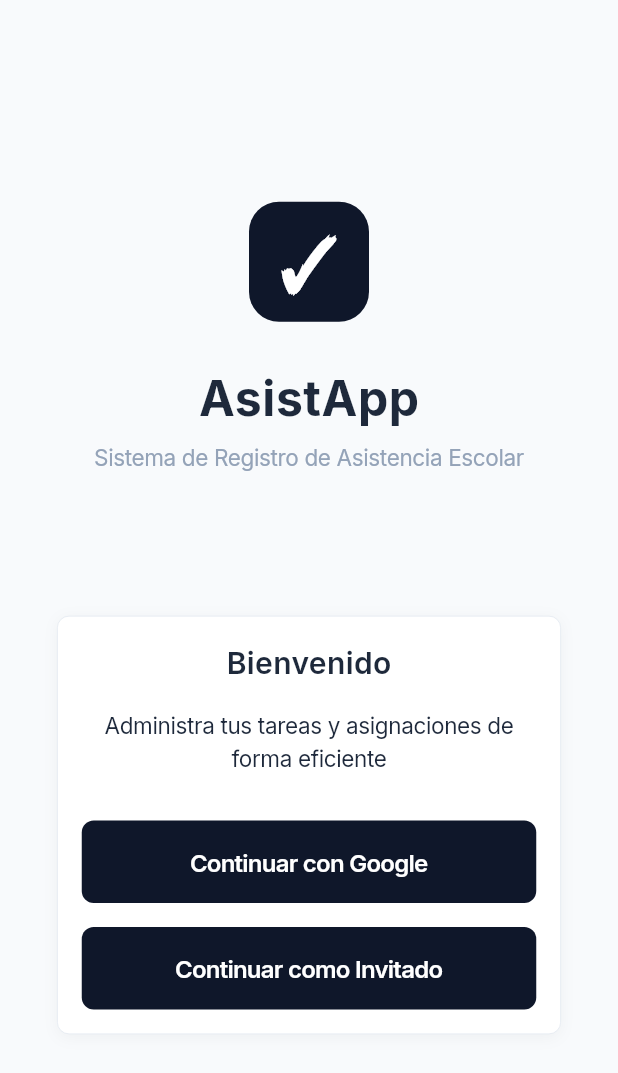
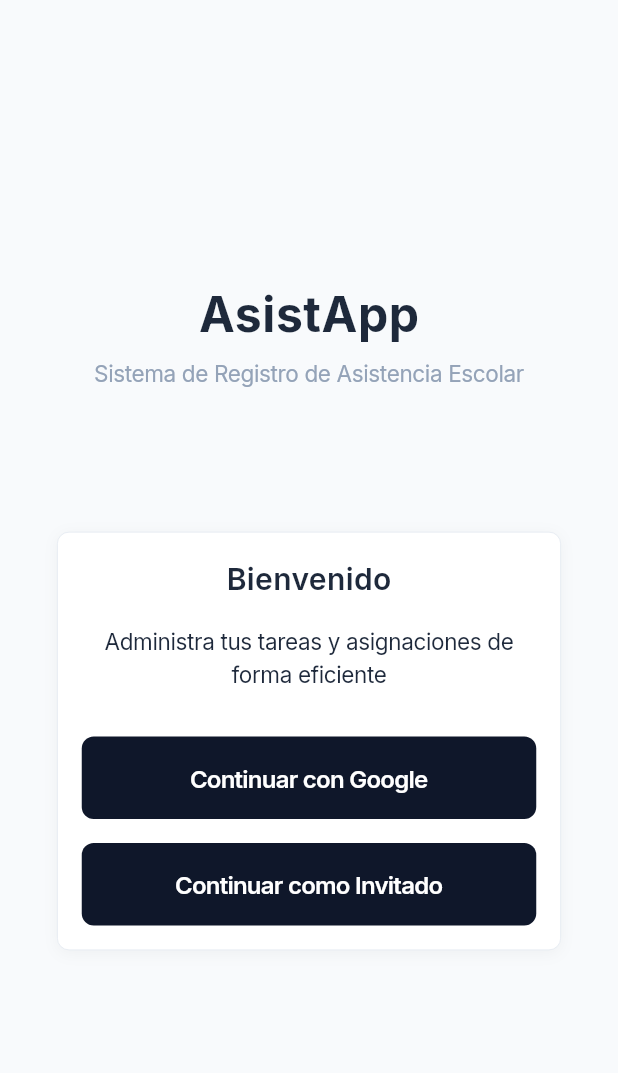
Before and after one commit to yamidnozu/asistapp, a Flutter app: the screen it shows after launch, on a phone screen of 412 x 824 dp. Shown: the top 1073 px of the screen. Run offline on Flutter 3.47's test engine with Material 3 defaults, Android fonts, the phone set to English and light mode, and no system bars; our stand-ins replace firebase_auth, firebase_core, google_fonts, google_sign_in; accounts and stored records are empty.

Commit message:
feat: Eliminar logo de las pantallas de inicio y bienvenida

```diff
--- a/lib/screens/login_screen.dart
+++ b/lib/screens/login_screen.dart
@@ -32,26 +32,6 @@ class _LoginScreenState extends State<LoginScreen> {
             child: Column(
               mainAxisAlignment: MainAxisAlignment.center,
               children: [
-                // Logo o ícono
-                Container(
-                  width: AppConstants.instance.logoSize,
-                  height: AppConstants.instance.logoSize,
-                  decoration: BoxDecoration(
-                    color: colors.primary,
-                    borderRadius: BorderRadius.circular(AppConstants.instance.logoBorderRadius),
-                  ),
-                  child: Center(
-                    child: Text(
-                      '✓',
-                      style: TextStyle(
-                        fontSize: AppConstants.instance.logoFontSize,
-                        color: colors.white,
-                        fontWeight: FontWeight.bold,
-                      ),
-                    ),
-                  ),
-                ),
-                SizedBox(height: spacing.xl),
                 Text(
                   'AsistApp',
                   style: textStyles.displayLarge,
```
Also changed, not shown: lib/screens/welcome_screen.dart (+0 -20 lines).
